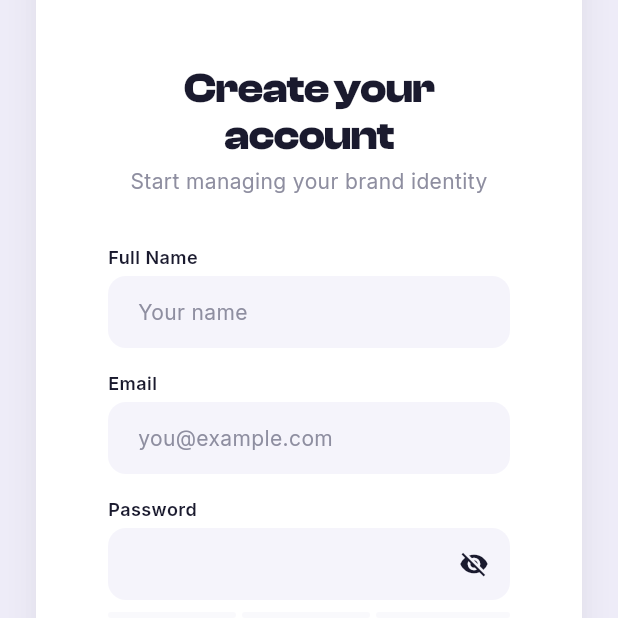
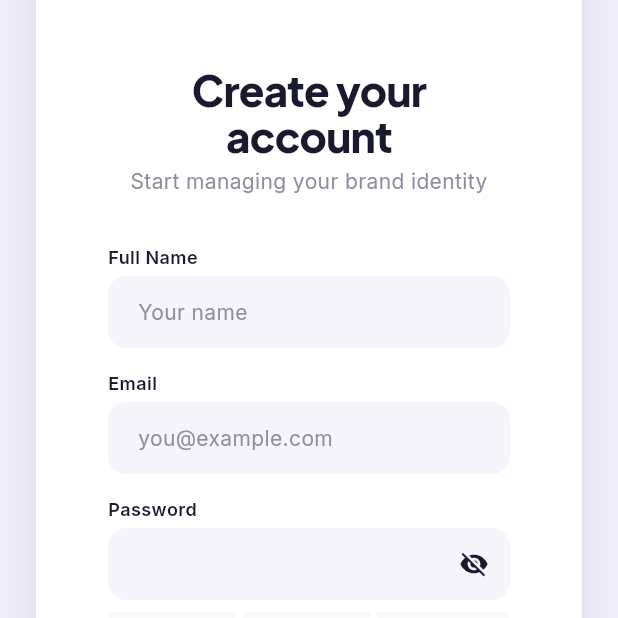
Before and after one commit to rvtruittjr/Beacon, a Flutter app: the RegisterScreen screen opened by its route, scrolled down 116 dp, on a phone screen of 412 x 824 dp, the top half of it. Run offline on Flutter 3.47's test engine with Material 3 defaults, Android fonts, the light colour scheme and no system bars; our stand-ins replace cached_network_image, file_picker, fl_chart, flutter_animate, flutter_riverpod, go_router and 4 more; accounts and stored records are empty; network calls fail.

Commit message:
Switch heading font to Plus Jakarta Sans ExtraBold
Replace ClashDisplay with Google Fonts Plus Jakarta Sans w800
for a bolder, cleaner look. Fix brand deletion to show no-brand
screen when last brand is removed.

```diff
--- a/lib/core/config/app_fonts.dart
+++ b/lib/core/config/app_fonts.dart
@@ -6,12 +6,11 @@ class AppFonts {
 
   static TextStyle clashDisplay({
     double fontSize = 48,
-    FontWeight fontWeight = FontWeight.w700,
+    FontWeight fontWeight = FontWeight.w800,
     Color? color,
     double? height,
   }) {
-    return TextStyle(
-      fontFamily: 'ClashDisplay',
+    return GoogleFonts.plusJakartaSans(
       fontSize: fontSize,
       fontWeight: fontWeight,
       color: color,
--- a/lib/features/auth/ui/login_screen.dart
+++ b/lib/features/auth/ui/login_screen.dart
@@ -117,13 +117,11 @@ class _LoginScreenState extends ConsumerState<LoginScreen> {
                   color: AppColors.blockLime,
                   borderRadius: BorderRadius.all(AppRadius.md),
                 ),
-                child: const Center(
+                child: Center(
                   child: Text(
                     'B',
-                    style: TextStyle(
-                      fontFamily: 'ClashDisplay',
+                    style: AppFonts.clashDisplay(
                       fontSize: 22,
-                      fontWeight: FontWeight.w700,
                       color: AppColors.textOnLime,
                     ),
                   ),
--- a/lib/features/auth/ui/register_screen.dart
+++ b/lib/features/auth/ui/register_screen.dart
@@ -147,13 +147,11 @@ class _RegisterScreenState extends ConsumerState<RegisterScreen> {
                   color: AppColors.blockLime,
                   borderRadius: BorderRadius.all(AppRadius.md),
                 ),
-                child: const Center(
+                child: Center(
                   child: Text(
                     'B',
-                    style: TextStyle(
-                      fontFamily: 'ClashDisplay',
+                    style: AppFonts.clashDisplay(
                       fontSize: 22,
-                      fontWeight: FontWeight.w700,
                       color: AppColors.textOnLime,
                     ),
                   ),
--- a/lib/shared/widgets/platform_adaptive/adaptive_scaffold.dart
+++ b/lib/shared/widgets/platform_adaptive/adaptive_scaffold.dart
@@ -94,13 +94,11 @@ class _DesktopLayout extends ConsumerWidget {
                             color: AppColors.blockLime,
                             borderRadius: BorderRadius.all(AppRadius.sm),
                           ),
-                          child: const Center(
+                          child: Center(
                             child: Text(
                               'B',
-                              style: TextStyle(
-                                fontFamily: 'ClashDisplay',
+                              style: AppFonts.clashDisplay(
                                 fontSize: 18,
-                                fontWeight: FontWeight.w700,
                                 color: AppColors.textOnLime,
                               ),
                             ),
```
Also changed, not shown: lib/shared/widgets/platform_adaptive/brand_switcher.dart (+2 -5 lines), 1 other file.
